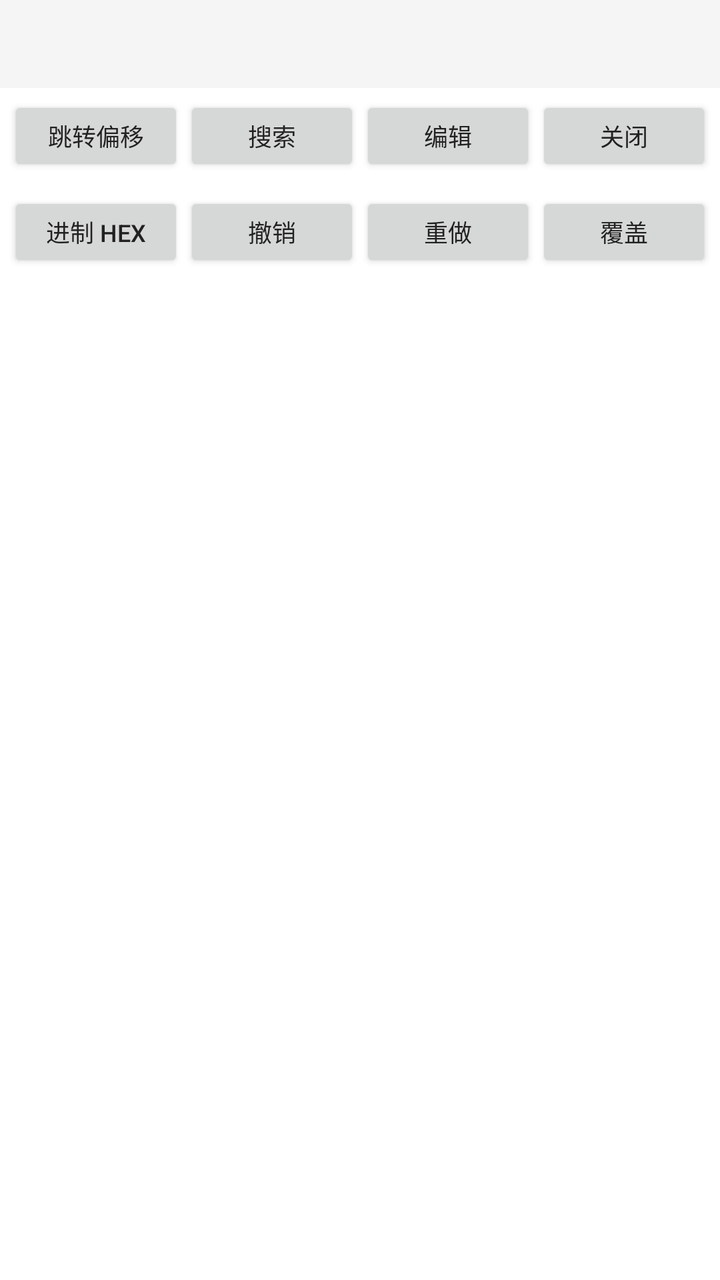
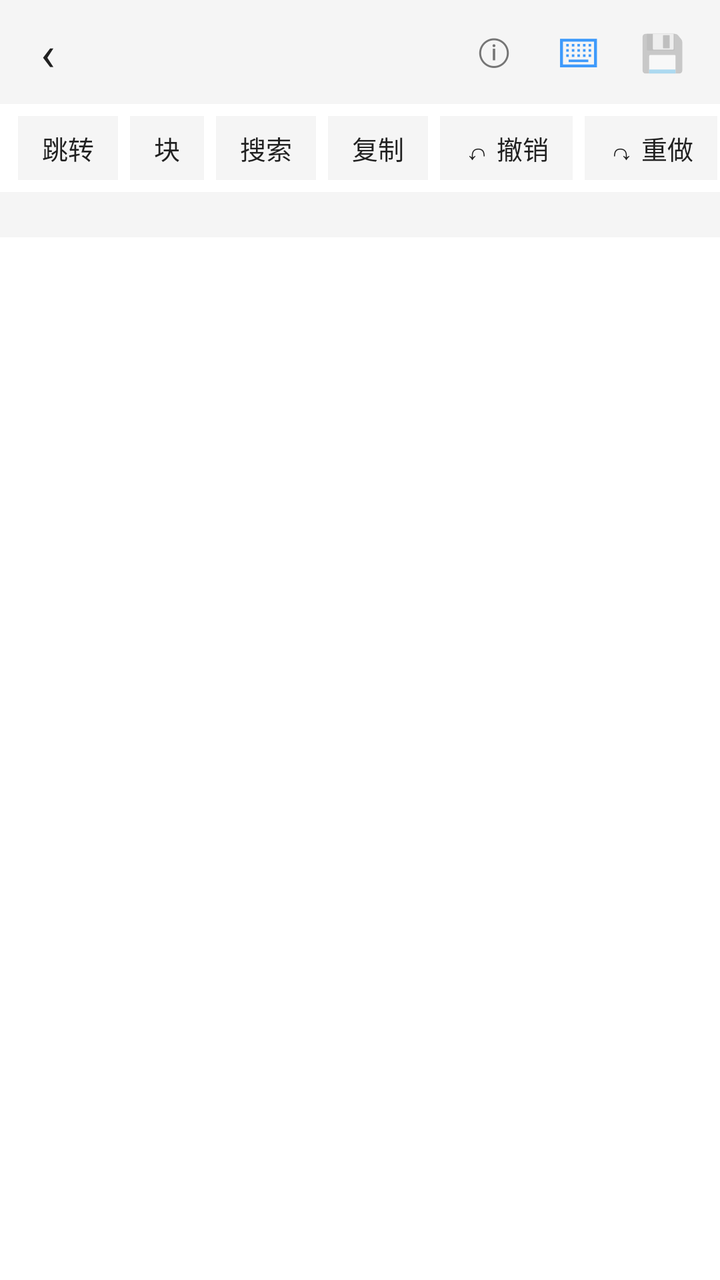

The first picture is an Android layout as it rendered before a commit; the second is the same layout after the commit. The layout source and the unified diff follow.
<!-- AndroidManifest.xml: application theme Theme_Hex_0 -->
<!-- res/layout/activity_hex.xml -->
<?xml version="1.0" encoding="utf-8"?>
<LinearLayout xmlns:android="http://schemas.android.com/apk/res/android"
    android:orientation="vertical"
    android:layout_width="match_parent"
    android:layout_height="match_parent"
    android:background="?attr/hfBg">

    <TextView
        android:id="@+id/hex_title"
        android:layout_width="match_parent"
        android:layout_height="wrap_content"
        android:padding="10dp"
        android:textSize="13sp"
        android:textStyle="bold"
        android:textColor="?attr/hfText"
        android:background="?attr/hfSurfaceAlt"
        android:minHeight="44dp"
        android:maxLines="2"
        android:ellipsize="middle"/>

    <LinearLayout
        android:layout_width="match_parent"
        android:layout_height="wrap_content"
        android:orientation="horizontal"
        android:padding="4dp">

        <Button
            android:id="@+id/hex_jump"
            android:layout_width="0dp"
            android:layout_weight="1"
            android:layout_height="40dp"
            android:text="跳转偏移"
            android:textSize="12sp"/>

        <Button
            android:id="@+id/hex_search"
            android:layout_width="0dp"
            android:layout_weight="1"
            android:layout_height="40dp"
            android:text="搜索"
            android:textSize="12sp"/>

        <Button
            android:id="@+id/hex_edit"
            android:layout_width="0dp"
            android:layout_weight="1"
            android:layout_height="40dp"
            android:text="编辑"
            android:textSize="12sp"/>

        <Button
            android:id="@+id/hex_close"
            android:layout_width="0dp"
            android:layout_weight="1"
            android:layout_height="40dp"
            android:text="关闭"
            android:textSize="12sp"/>
    </LinearLayout>

    <LinearLayout
        android:layout_width="match_parent"
        android:layout_height="wrap_content"
        android:orientation="horizontal"
        android:padding="4dp"
        android:paddingTop="0dp">

        <Button
            android:id="@+id/hex_base"
            android:layout_width="0dp"
            android:layout_weight="1"
            android:layout_height="40dp"
            android:text="进制 HEX"
            android:textSize="12sp"/>

        <Button
            android:id="@+id/hex_undo"
            android:layout_width="0dp"
            android:layout_weight="1"
            android:layout_height="40dp"
            android:text="撤销"
            android:textSize="12sp"/>

        <Button
            android:id="@+id/hex_redo"
            android:layout_width="0dp"
            android:layout_weight="1"
            android:layout_height="40dp"
            android:text="重做"
            android:textSize="12sp"/>

        <Button
            android:id="@+id/hex_mode"
            android:layout_width="0dp"
            android:layout_weight="1"
            android:layout_height="40dp"
            android:text="覆盖"
            android:textSize="12sp"/>
    </LinearLayout>

    <ListView
        android:id="@+id/hex_list"
        android:layout_width="match_parent"
        android:layout_height="0dp"
        android:layout_weight="1"
        android:divider="@null"
        android:scrollbars="horizontal"/>

</LinearLayout>
<!-- resources referenced by this layout -->
<resources>
  <style name="Theme_Hex_0" parent="Theme_Hex_Light">
          <item name="hfTopBar">#3E9AFB</item>
          <item name="hfTopBarText">#212121</item>
          <item name="hfTopBarTextSub">#31679F</item>
          <item name="hfAccent">#3E9AFB</item>
          <item name="hfOnAccent">#212121</item>
          <item name="hfSelected">#E3F0FE</item>
          <item name="hfStatusBar">#2B6BAF</item>
          <item name="hfNavBar">#235991</item>
          <item name="android:statusBarColor">#2B6BAF</item>
          <item name="android:navigationBarColor">#235991</item>
          <item name="android:colorAccent">#3E9AFB</item>
      </style>
  <style name="Theme_Hex_Light" parent="@android:style/Theme.Material.Light.NoActionBar">
          <item name="android:windowBackground">#FFFFFF</item>
          <item name="android:colorPrimary">#212121</item>
          <item name="android:colorPrimaryDark">#212121</item>
          <item name="android:textColorPrimary">#212121</item>
          <item name="android:textColorSecondary">#757575</item>
          <item name="hfBg">#FFFFFF</item>
          <item name="hfSurface">#FFFFFF</item>
          <item name="hfSurfaceAlt">#F5F5F5</item>
          <item name="hfText">#212121</item>
          <item name="hfTextSub">#757575</item>
          <item name="hfDivider">#E0E0E0</item>
          <item name="hfTopBar">#212121</item>
          <item name="hfTopBarText">#FFFFFF</item>
          <item name="hfTopBarTextSub">#9E9E9E</item>
          <item name="hfAccent">#1E88E5</item>
          <item name="hfOnAccent">#FFFFFF</item>
          <item name="hfSelected">#BBDEFB</item>
          <item name="hfStatusBar">#212121</item>
          <item name="hfNavBar">#212121</item>
          <item name="android:statusBarColor">#212121</item>
          <item name="android:navigationBarColor">#212121</item>
          <item name="android:colorAccent">#1E88E5</item>
      </style>
</resources>

<!-- the commit's change to res/layout/activity_hex.xml (unified diff, before → after) -->
@@ -5,97 +5,156 @@
     android:layout_height="match_parent"
     android:background="?attr/hfBg">
 
+    
+    <LinearLayout
+        android:layout_width="match_parent"
+        android:layout_height="52dp"
+        android:orientation="horizontal"
+        android:gravity="center_vertical"
+        android:paddingLeft="4dp"
+        android:paddingRight="8dp"
+        android:background="?attr/hfSurfaceAlt">
+
+        <TextView
+            android:id="@+id/hex_back"
+            android:layout_width="40dp"
+            android:layout_height="match_parent"
+            android:gravity="center"
+            android:text="‹"
+            android:textSize="24sp"
+            android:textColor="?attr/hfText"
+            android:background="?android:attr/selectableItemBackground"/>
+
+        <LinearLayout
+            android:layout_width="0dp"
+            android:layout_height="wrap_content"
+            android:layout_weight="1"
+            android:orientation="vertical">
+
+            <TextView
+                android:id="@+id/hex_title"
+                android:layout_width="match_parent"
+                android:layout_height="wrap_content"
+                android:maxLines="1"
+                android:ellipsize="middle"
+                android:textSize="14sp"
+                android:textStyle="bold"
+                android:textColor="?attr/hfText"/>
+
+            <TextView
+                android:id="@+id/hex_sub"
+                android:layout_width="match_parent"
+                android:layout_height="wrap_content"
+                android:maxLines="1"
+                android:ellipsize="end"
+                android:textSize="11sp"
+                android:textColor="?attr/hfTextSub"/>
+        </LinearLayout>
+
+        <TextView
+            android:id="@+id/hex_info"
+            android:layout_width="42dp"
+            android:layout_height="match_parent"
+            android:gravity="center"
+            android:text="ⓘ"
+            android:textSize="18sp"
+            android:textColor="?attr/hfTextSub"
+            android:background="?android:attr/selectableItemBackground"/>
+
+        <TextView
+            android:id="@+id/hex_keyboard"
+            android:layout_width="42dp"
+            android:layout_height="match_parent"
+            android:gravity="center"
+            android:text="⌨"
+            android:textSize="20sp"
+            android:textColor="?attr/hfAccent"
+            android:background="?android:attr/selectableItemBackground"/>
+
+        <TextView
+            android:id="@+id/hex_save"
+            android:layout_width="42dp"
+            android:layout_height="match_parent"
+            android:gravity="center"
+            android:text="💾"
+            android:textSize="18sp"
+            android:textColor="?attr/hfText"
+            android:alpha="0.3"
+            android:background="?android:attr/selectableItemBackground"/>
+    </LinearLayout>
+
+    
+    <HorizontalScrollView
+        android:layout_width="match_parent"
+        android:layout_height="44dp"
+        android:scrollbars="none"
+        android:background="?attr/hfSurface">
+
+        <LinearLayout
+            android:layout_width="wrap_content"
+            android:layout_height="match_parent"
+            android:orientation="horizontal"
+            android:gravity="center_vertical"
+            android:paddingLeft="6dp"
+            android:paddingRight="6dp">
+
+            <TextView
+                android:id="@+id/hex_jump"
+                style="@style/HexChip"
+                android:text="跳转"/>
+
+            <TextView
+                android:id="@+id/hex_block"
+                style="@style/HexChip"
+                android:text="块"/>
+
+            <TextView
+                android:id="@+id/hex_search"
+                style="@style/HexChip"
+                android:text="搜索"/>
+
+            <TextView
+                android:id="@+id/hex_copy"
+                style="@style/HexChip"
+                android:text="复制"/>
+
+            <TextView
+                android:id="@+id/hex_undo"
+                style="@style/HexChip"
+                android:text="↶ 撤销"/>
+
+            <TextView
+                android:id="@+id/hex_redo"
+                style="@style/HexChip"
+                android:text="↷ 重做"/>
+
+            <TextView
+                android:id="@+id/hex_base"
+                style="@style/HexChip"
+                android:text="HEX"/>
+
+            <TextView
+                android:id="@+id/hex_charset"
+                style="@style/HexChip"
+                android:text="ASCII"/>
+        </LinearLayout>
+    </HorizontalScrollView>
+
+    
     <TextView
-        android:id="@+id/hex_title"
+        android:id="@+id/hex_header"
         android:layout_width="match_parent"
         android:layout_height="wrap_content"
-        android:padding="10dp"
-        android:textSize="13sp"
-        android:textStyle="bold"
-        android:textColor="?attr/hfText"
-        android:background="?attr/hfSurfaceAlt"
-        android:minHeight="44dp"
-        android:maxLines="2"
-        android:ellipsize="middle"/>
-
-    <LinearLayout
-        android:layout_width="match_parent"
-        android:layout_height="wrap_content"
-        android:orientation="horizontal"
-        android:padding="4dp">
-
-        <Button
-            android:id="@+id/hex_jump"
-            android:layout_width="0dp"
-            android:layout_weight="1"
-            android:layout_height="40dp"
-            android:text="跳转偏移"
-            android:textSize="12sp"/>
-
-        <Button
-            android:id="@+id/hex_search"
-            android:layout_width="0dp"
-            android:layout_weight="1"
-            android:layout_height="40dp"
-            android:text="搜索"
-            android:textSize="12sp"/>
-
-        <Button
-            android:id="@+id/hex_edit"
-            android:layout_width="0dp"
-            android:layout_weight="1"
-            android:layout_height="40dp"
-            android:text="编辑"
-            android:textSize="12sp"/>
-
-        <Button
-            android:id="@+id/hex_close"
-            android:layout_width="0dp"
-            android:layout_weight="1"
-            android:layout_height="40dp"
-            android:text="关闭"
-            android:textSize="12sp"/>
-    </LinearLayout>
-
-    <LinearLayout
-        android:layout_width="match_parent"
-        android:layout_height="wrap_content"
-        android:orientation="horizontal"
-        android:padding="4dp"
-        android:paddingTop="0dp">
-
-        <Button
-            android:id="@+id/hex_base"
-            android:layout_width="0dp"
-            android:layout_weight="1"
-            android:layout_height="40dp"
-            android:text="进制 HEX"
-            android:textSize="12sp"/>
-
-        <Button
-            android:id="@+id/hex_undo"
-            android:layout_width="0dp"
-            android:layout_weight="1"
-            android:layout_height="40dp"
-            android:text="撤销"
-            android:textSize="12sp"/>
-
-        <Button
-            android:id="@+id/hex_redo"
-            android:layout_width="0dp"
-            android:layout_weight="1"
-            android:layout_height="40dp"
-            android:text="重做"
-            android:textSize="12sp"/>
-
-        <Button
-            android:id="@+id/hex_mode"
-            android:layout_width="0dp"
-            android:layout_weight="1"
-            android:layout_height="40dp"
-            android:text="覆盖"
-            android:textSize="12sp"/>
-    </LinearLayout>
+        android:paddingLeft="8dp"
+        android:paddingRight="8dp"
+        android:paddingTop="4dp"
+        android:paddingBottom="4dp"
+        android:typeface="monospace"
+        android:textSize="11sp"
+        android:maxLines="1"
+        android:ellipsize="end"
+        android:textColor="?attr/hfTextSub"
+        android:background="?attr/hfSurfaceAlt"/>
 
     <ListView
         android:id="@+id/hex_list"
@@ -103,6 +162,97 @@
         android:layout_height="0dp"
         android:layout_weight="1"
         android:divider="@null"
-        android:scrollbars="horizontal"/>
+        android:fastScrollEnabled="false"/>
+
+    
+    <LinearLayout
+        android:id="@+id/hex_panel"
+        android:layout_width="match_parent"
+        android:layout_height="wrap_content"
+        android:orientation="vertical"
+        android:visibility="gone"
+        android:padding="8dp"
+        android:background="?attr/hfSurfaceAlt">
+
+        <LinearLayout
+            android:layout_width="match_parent"
+            android:layout_height="wrap_content"
+            android:orientation="horizontal"
+            android:gravity="center_vertical">
+
+            <TextView
+                android:id="@+id/hex_panel_off"
+                android:layout_width="wrap_content"
+                android:layout_height="wrap_content"
+                android:minWidth="64dp"
+                android:typeface="monospace"
+                android:textSize="12sp"
+                android:textColor="?attr/hfAccent"
+                android:text="00000000"/>
+
+            <TextView
+                android:id="@+id/hex_panel_prev"
+                android:layout_width="34dp"
+                android:layout_height="34dp"
+                android:gravity="center"
+                android:text="◀"
+                android:textSize="15sp"
+                android:textColor="?attr/hfText"
+                android:background="?android:attr/selectableItemBackground"/>
+
+            <EditText
+                android:id="@+id/hex_panel_input"
+                android:layout_width="0dp"
+                android:layout_height="wrap_content"
+                android:layout_weight="1"
+                android:typeface="monospace"
+                android:textSize="13sp"
+                android:singleLine="true"
+                android:hint="00 11 22 33 …"
+                android:textColor="?attr/hfText"
+                android:textColorHint="?attr/hfTextSub"
+                android:inputType="textNoSuggestions|textVisiblePassword"/>
+
+            <TextView
+                android:id="@+id/hex_panel_next"
+                android:layout_width="34dp"
+                android:layout_height="34dp"
+                android:gravity="center"
+                android:text="▶"
+                android:textSize="15sp"
+                android:textColor="?attr/hfText"
+                android:background="?android:attr/selectableItemBackground"/>
+        </LinearLayout>
+
+        <LinearLayout
+            android:layout_width="match_parent"
+            android:layout_height="wrap_content"
+            android:orientation="horizontal"
+            android:gravity="center_vertical">
+
+            <TextView
+                android:id="@+id/hex_panel_hint"
+                android:layout_width="0dp"
+                android:layout_height="wrap_content"
+                android:layout_weight="1"
+                android:textSize="11sp"
+                android:textColor="?attr/hfTextSub"
+                android:text="空格可省略；确定后写内存，点 💾 才落盘"/>
+
+            <Button
+                android:id="@+id/hex_panel_cancel"
+                android:layout_width="wrap_content"
+                android:layout_height="38dp"
+                android:text="取消"
+                android:textSize="12sp"/>
+
+            <Button
+                android:id="@+id/hex_panel_ok"
+                android:layout_width="wrap_content"
+                android:layout_height="38dp"
+                android:text="确定"
+                android:textSize="12sp"/>
+        </LinearLayout>
+    </LinearLayout>
 
 </LinearLayout>
<!-- resource entries referenced after the edit -->
@@ -1,5 +1,17 @@
 <!-- resources referenced by this layout -->
 <resources>
+  <style name="HexChip">
+          <item name="android:layout_width">wrap_content</item>
+          <item name="android:layout_height">32dp</item>
+          <item name="android:layout_marginLeft">3dp</item>
+          <item name="android:layout_marginRight">3dp</item>
+          <item name="android:gravity">center</item>
+          <item name="android:paddingLeft">12dp</item>
+          <item name="android:paddingRight">12dp</item>
+          <item name="android:textSize">13sp</item>
+          <item name="android:textColor">?attr/hfText</item>
+          <item name="android:background">?attr/hfSurfaceAlt</item>
+      </style>
   <style name="Theme_Hex_0" parent="Theme_Hex_Light">
           <item name="hfTopBar">#3E9AFB</item>
           <item name="hfTopBarText">#212121</item>
